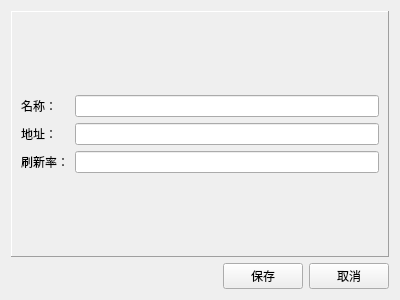
hrbesd/labrador, file src/backend/tools/ConfigTool/spider/NodeConfigWidget.ui: the form before one commit.
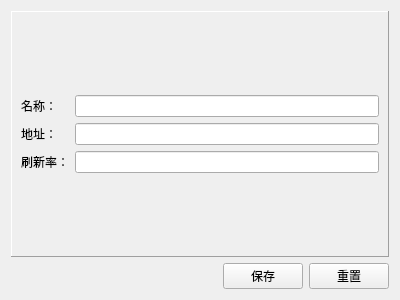
The form after the commit.

Commit message: fix button title

```diff
--- a/src/backend/tools/ConfigTool/spider/NodeConfigWidget.ui
+++ b/src/backend/tools/ConfigTool/spider/NodeConfigWidget.ui
@@ -85,7 +85,7 @@
      <item>
       <widget class="QPushButton" name="pushButton_2">
        <property name="text">
-        <string>取消</string>
+        <string>重置</string>
        </property>
       </widget>
      </item>
```
The commit also changes 2 other files.
